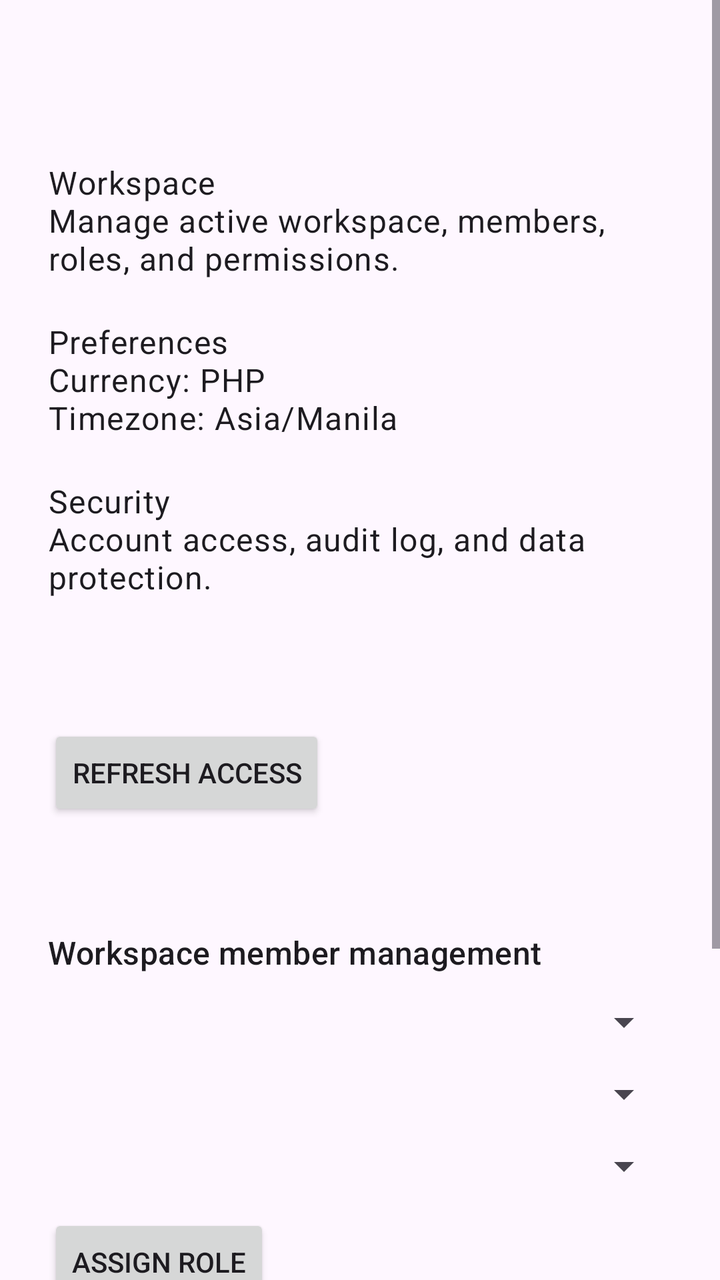
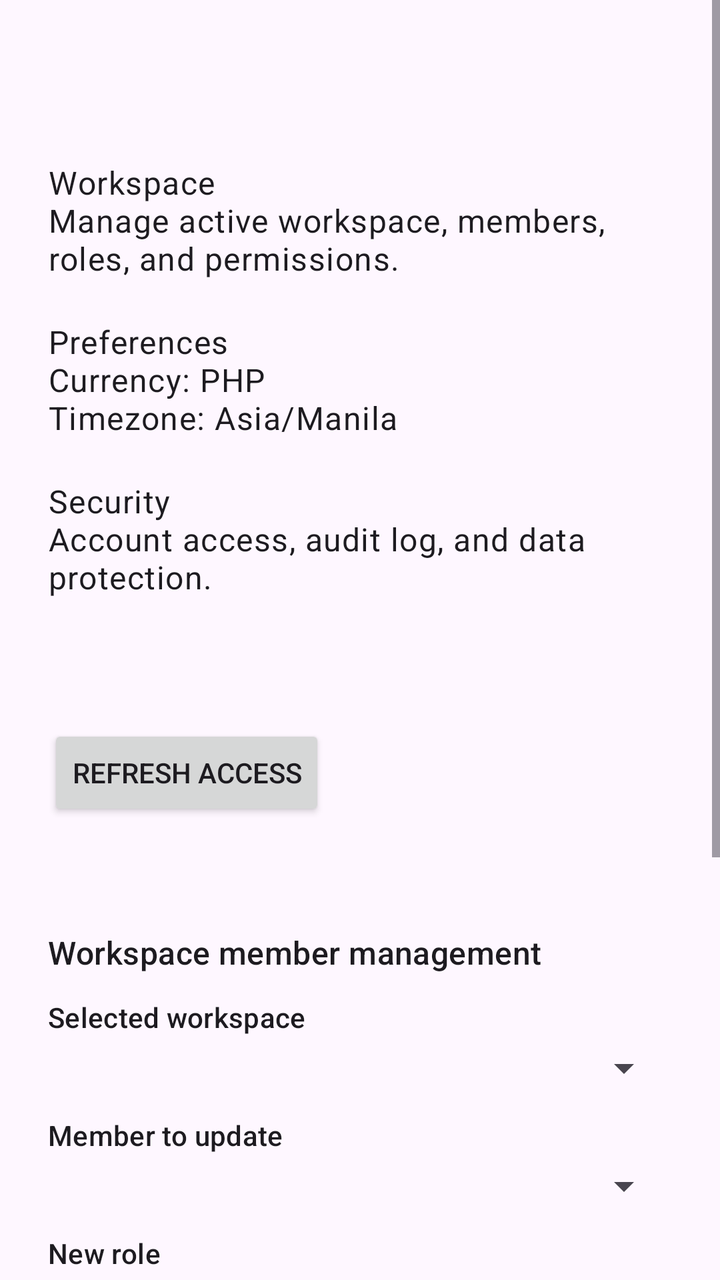

Two renders of the same Android screen: before a commit and after it. Below are the layout's source before the change and the commit's diff.
<!-- AndroidManifest.xml: application theme AppTheme -->
<!-- res/layout/fragment_settings.xml -->
<?xml version="1.0" encoding="utf-8"?>

<ScrollView xmlns:android="http://schemas.android.com/apk/res/android"
    android:layout_width="match_parent"
    android:layout_height="match_parent">

    <LinearLayout
        android:layout_width="match_parent"
        android:layout_height="wrap_content"
        android:orientation="vertical"
        android:padding="24dp">

        <TextView
            android:id="@+id/settings_title"
            android:layout_width="wrap_content"
            android:layout_height="wrap_content"
            android:textAppearance="?attr/textAppearanceHeadlineSmall"
            android:textStyle="bold" />

        <TextView
            android:layout_width="match_parent"
            android:layout_height="wrap_content"
            android:layout_marginTop="24dp"
            android:text="Workspace\nManage active workspace, members, roles, and permissions."
            android:textAppearance="?attr/textAppearanceBodyLarge" />

        <TextView
            android:layout_width="match_parent"
            android:layout_height="wrap_content"
            android:layout_marginTop="20dp"
            android:text="Preferences\nCurrency: PHP\nTimezone: Asia/Manila"
            android:textAppearance="?attr/textAppearanceBodyLarge" />

        <TextView
            android:layout_width="match_parent"
            android:layout_height="wrap_content"
            android:layout_marginTop="20dp"
            android:text="Security\nAccount access, audit log, and data protection."
            android:textAppearance="?attr/textAppearanceBodyLarge" />

        <TextView
            android:id="@+id/settings_status"
            android:layout_width="match_parent"
            android:layout_height="wrap_content"
            android:layout_marginTop="24dp"
            android:textAppearance="?attr/textAppearanceBodyMedium"
            android:textStyle="italic" />

        <Button
            android:id="@+id/settings_refresh_button"
            android:layout_width="wrap_content"
            android:layout_height="wrap_content"
            android:layout_marginTop="20dp"
            android:text="Refresh access" />

        <TextView
            android:id="@+id/settings_details"
            android:layout_width="match_parent"
            android:layout_height="wrap_content"
            android:layout_marginTop="12dp"
            android:textAppearance="?attr/textAppearanceBodyMedium" />

        <TextView
            android:layout_width="match_parent"
            android:layout_height="wrap_content"
            android:layout_marginTop="24dp"
            android:text="Workspace member management"
            android:textAppearance="?attr/textAppearanceTitleMedium" />

        <Spinner
            android:id="@+id/settings_workspace_spinner"
            android:layout_width="match_parent"
            android:layout_height="wrap_content"
            android:layout_marginTop="12dp" />

        <Spinner
            android:id="@+id/settings_member_spinner"
            android:layout_width="match_parent"
            android:layout_height="wrap_content"
            android:layout_marginTop="12dp" />

        <Spinner
            android:id="@+id/settings_role_spinner"
            android:layout_width="match_parent"
            android:layout_height="wrap_content"
            android:layout_marginTop="12dp" />

        <Button
            android:id="@+id/settings_assign_role_button"
            android:layout_width="wrap_content"
            android:layout_height="wrap_content"
            android:layout_marginTop="12dp"
            android:text="Assign role" />

        <TextView
            android:layout_width="match_parent"
            android:layout_height="wrap_content"
            android:layout_marginTop="24dp"
            android:text="Role permissions"
            android:textAppearance="?attr/textAppearanceTitleMedium" />

        <Spinner
            android:id="@+id/settings_permission_role_spinner"
            android:layout_width="match_parent"
            android:layout_height="wrap_content"
            android:layout_marginTop="12dp" />

        <LinearLayout
            android:id="@+id/settings_permission_checkbox_container"
            android:layout_width="match_parent"
            android:layout_height="wrap_content"
            android:layout_marginTop="12dp"
            android:orientation="vertical" />

        <Button
            android:id="@+id/settings_save_permissions_button"
            android:layout_width="wrap_content"
            android:layout_height="wrap_content"
            android:layout_marginTop="12dp"
            android:text="Save permissions" />

        <TextView
            android:id="@+id/settings_permission_summary"
            android:layout_width="match_parent"
            android:layout_height="wrap_content"
            android:layout_marginTop="12dp"
            android:textAppearance="?attr/textAppearanceBodyMedium" />

    </LinearLayout>
</ScrollView>
<!-- resources referenced by this layout -->
<resources>
  <style name="AppTheme" parent="Base.AppTheme" />
  <style name="Base.AppTheme" parent="Theme.Material3.DayNight.NoActionBar">
      
      
    </style>
</resources>

<!-- the commit's change to res/layout/fragment_settings.xml (unified diff, before → after) -->
@@ -67,23 +67,44 @@
             android:text="Workspace member management"
             android:textAppearance="?attr/textAppearanceTitleMedium" />
 
+        <TextView
+            android:layout_width="match_parent"
+            android:layout_height="wrap_content"
+            android:layout_marginTop="12dp"
+            android:text="Selected workspace"
+            android:textAppearance="?attr/textAppearanceLabelLarge" />
+
         <Spinner
             android:id="@+id/settings_workspace_spinner"
             android:layout_width="match_parent"
             android:layout_height="wrap_content"
-            android:layout_marginTop="12dp" />
+            android:layout_marginTop="4dp" />
+
+        <TextView
+            android:layout_width="match_parent"
+            android:layout_height="wrap_content"
+            android:layout_marginTop="12dp"
+            android:text="Member to update"
+            android:textAppearance="?attr/textAppearanceLabelLarge" />
 
         <Spinner
             android:id="@+id/settings_member_spinner"
             android:layout_width="match_parent"
             android:layout_height="wrap_content"
-            android:layout_marginTop="12dp" />
+            android:layout_marginTop="4dp" />
+
+        <TextView
+            android:layout_width="match_parent"
+            android:layout_height="wrap_content"
+            android:layout_marginTop="12dp"
+            android:text="New role"
+            android:textAppearance="?attr/textAppearanceLabelLarge" />
 
         <Spinner
             android:id="@+id/settings_role_spinner"
             android:layout_width="match_parent"
             android:layout_height="wrap_content"
-            android:layout_marginTop="12dp" />
+            android:layout_marginTop="4dp" />
 
         <Button
             android:id="@+id/settings_assign_role_button"
@@ -99,11 +120,18 @@
             android:text="Role permissions"
             android:textAppearance="?attr/textAppearanceTitleMedium" />
 
+        <TextView
+            android:layout_width="match_parent"
+            android:layout_height="wrap_content"
+            android:layout_marginTop="12dp"
+            android:text="Role to edit"
+            android:textAppearance="?attr/textAppearanceLabelLarge" />
+
         <Spinner
             android:id="@+id/settings_permission_role_spinner"
             android:layout_width="match_parent"
             android:layout_height="wrap_content"
-            android:layout_marginTop="12dp" />
+            android:layout_marginTop="4dp" />
 
         <LinearLayout
             android:id="@+id/settings_permission_checkbox_container"
